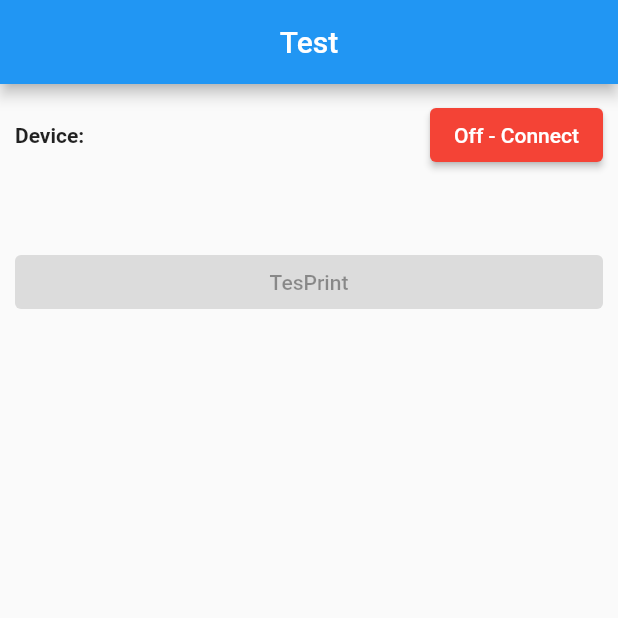
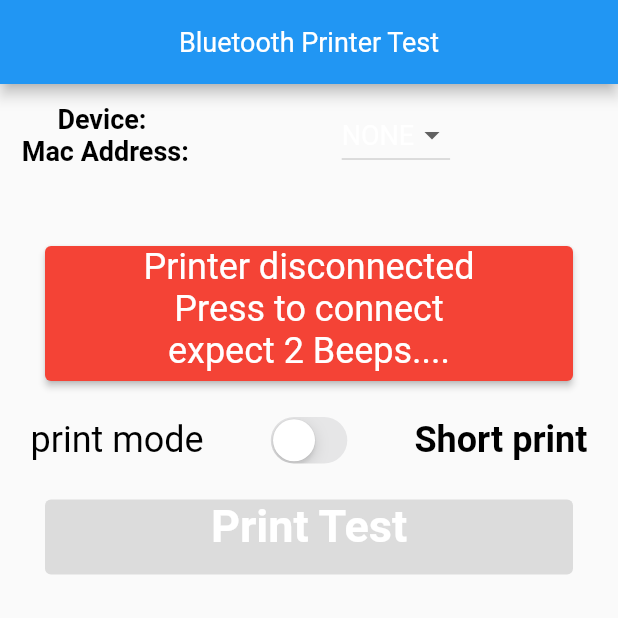
Before and after one commit to YahalomsGuy/andre_bt_more, a Flutter app: the screen it shows after launch, on a phone screen of 412 x 824 dp, the top half of it. Run offline on Flutter 3.47's test engine with Material 2 defaults, Android fonts, the phone set to English and light mode, and no system bars; missing offline and left inert: blue_thermal_printer; statements that could not run were skipped.

Commit message:
ui redesign, Long and short formats

```diff
--- a/lib/main.dart
+++ b/lib/main.dart
@@ -1,6 +1,8 @@
 import 'package:blue_thermal_printer/blue_thermal_printer.dart';
+import 'package:flutter/cupertino.dart';
 import 'package:flutter/foundation.dart';
 import 'package:flutter/material.dart';
+import 'package:flutter/services.dart';
 
 void main() {
   runApp(const MyApp());
@@ -11,7 +13,6 @@ class MyApp extends StatelessWidget {
   @override
   Widget build(BuildContext context) {
     return MaterialApp(
-      title: 'Flutter Demo',
       theme: ThemeData(
         primarySwatch: Colors.blue,
       ),
@@ -29,30 +30,135 @@ class MyHomePage extends StatefulWidget {
 
 class _MyHomePageState extends State<MyHomePage> {
   BlueThermalPrinter bluetooth = BlueThermalPrinter.instance;
-  late BluetoothDevice _device;
-  final String printerName = "XP-365B";
-  final String macAddress = "DC:0D:30:18:42:6B";
+  List<BluetoothDevice> _devices = [];
+  BluetoothDevice? _device;
+  bool switchOn = false;
+
   bool _connected = false;
 
   late String pathImage;
 
   @override
   void initState() {
-    _device = BluetoothDevice(printerName, macAddress);
-    _connected = _device.connected;
+    initPlatformState();
+    _connected = stillConnected();
+    setState(() {});
+    super.initState();
+  }
+
+  bool stillConnected() {
+    bool? isOn = false;
+    bluetooth.isConnected.then((value) {
+      isOn = value;
+      return isOn;
+    });
+    return false;
+  }
+
+  Future<void> initPlatformState() async {
+    bool? isConnected = await bluetooth.isConnected;
+    List<BluetoothDevice> devices = [];
+    try {
+      devices = await bluetooth.getBondedDevices();
+    } on PlatformException {
       if (kDebugMode) {
-      print(_connected);
+        print("PlatformException!");
       }
-    Map<dynamic, dynamic> deviceMap = _device.toMap();
-    print(deviceMap);
-    super.initState();
+    }
+
+    bluetooth.onStateChanged().listen((state) {
+      switch (state) {
+        case BlueThermalPrinter.CONNECTED:
+          setState(() {
+            _connected = true;
+            if (kDebugMode) {
+              print("bluetooth device state: connected");
+            }
+          });
+          break;
+        case BlueThermalPrinter.DISCONNECTED:
+          setState(() {
+            _connected = false;
+            if (kDebugMode) {
+              print("bluetooth device state: disconnected");
+            }
+          });
+          break;
+        case BlueThermalPrinter.DISCONNECT_REQUESTED:
+          setState(() {
+            _connected = false;
+            if (kDebugMode) {
+              print("bluetooth device state: disconnect requested");
+            }
+          });
+          break;
+        case BlueThermalPrinter.STATE_TURNING_OFF:
+          setState(() {
+            _connected = false;
+            if (kDebugMode) {
+              print("bluetooth device state: bluetooth turning off");
+            }
+          });
+          break;
+        case BlueThermalPrinter.STATE_OFF:
+          setState(() {
+            _connected = false;
+            if (kDebugMode) {
+              print("bluetooth device state: bluetooth off");
+            }
+          });
+          break;
+        case BlueThermalPrinter.STATE_ON:
+          setState(() {
+            _connected = false;
+            if (kDebugMode) {
+              print("bluetooth device state: bluetooth on");
+            }
+          });
+          break;
+        case BlueThermalPrinter.STATE_TURNING_ON:
+          setState(() {
+            _connected = false;
+            if (kDebugMode) {
+              print("bluetooth device state: bluetooth turning on");
+            }
+          });
+          break;
+        case BlueThermalPrinter.ERROR:
+          setState(() {
+            _connected = false;
+            if (kDebugMode) {
+              print("bluetooth device state: error");
+            }
+          });
+          break;
+        default:
+          if (kDebugMode) {
+            print(state);
+          }
+          break;
+      }
+    });
+
+    if (!mounted) return;
+    setState(() {
+      _devices = devices;
+    });
+
+    if (isConnected!) {
+      setState(() {
+        _connected = true;
+      });
+    }
   }
 
   @override
   Widget build(BuildContext context) {
     return Scaffold(
       appBar: AppBar(
-        title: const Center(child: Text("Test")),
+        title: Center(
+          child: smartText("Bluetooth Printer Test"),
+        ),
       ),
       body: ListView(
         children: <Widget>[
@@ -60,30 +166,62 @@ class _MyHomePageState extends State<MyHomePage> {
             padding: const EdgeInsets.fromLTRB(10.0, 10.0, 10.0, 0.0),
             child: Row(
               mainAxisAlignment: MainAxisAlignment.spaceBetween,
-              children: <Widget>[
-                const Text(
-                  'Device:',
-                  style: TextStyle(
-                    fontWeight: FontWeight.bold,
+              children: [
+                smartText('Device: \n Mac Address:',
+                    color: Colors.black, bold: true),
+                DropdownButton(
+                  items: _getDeviceItems(),
+                  onChanged: (BluetoothDevice? value) =>
+                      setState(() => _device = value),
+                  value: _device,
+                ),
+                //Text(_device.name!),
+                const SizedBox()
+              ],
             ),
           ),
-                Text(_device.name!),
-                ElevatedButton(
+          const SizedBox(height: 50),
+          Padding(
+            padding: const EdgeInsets.symmetric(horizontal: 30.0),
+            child: ElevatedButton(
               onPressed: _connected ? _disconnect : _connect,
               style: ButtonStyle(
                   backgroundColor: MaterialStateProperty.all(
                       _connected ? Colors.green : Colors.red)),
-                  child: Text(_connected ? 'On - Disconnect' : 'Off - Connect',
-                      style: const TextStyle(color: Colors.white)),
+              child: SizedBox(
+                height: 90,
+                child: smartText(
+                    _connected
+                        ? 'Printer Connected \nPress to disconnect \nexpect 1 beep....'
+                        : 'Printer disconnected \nPress to connect \nexpect 2 Beeps....',
+                    size: 24),
               ),
+            ),
+          ),
+          const SizedBox(height: 20),
+          Row(
+            mainAxisAlignment: MainAxisAlignment.spaceAround,
+            children: [
+              smartText("print mode", color: Colors.black, size: 24),
+              CupertinoSwitch(
+                value: switchOn,
+                onChanged: (val) {
+                  setState(() => switchOn = val);
+                },
+              ),
+              smartText(switchOn ? "Long print" : "Short print",
+                  color: Colors.black, size: 24, bold: true)
             ],
           ),
-          ),
+          const SizedBox(height: 20),
           Padding(
-            padding: const EdgeInsets.only(left: 10.0, right: 10.0, top: 50),
+            padding: const EdgeInsets.symmetric(horizontal: 30),
             child: ElevatedButton(
               onPressed: _connected ? _testPrint : null,
-              child: const Text('TesPrint'),
+              child: SizedBox(
+                height: 50,
+                child: smartText('Print Test', size: 30, bold: true),
+              ),
             ),
           ),
         ],
@@ -95,10 +233,12 @@ class _MyHomePageState extends State<MyHomePage> {
     bluetooth.isConnected.then((isConnected) {
       if (!isConnected!) {
         bluetooth
-            .connect(_device)
+            .connect(_device!)
             .then((value) => setState(() => _connected = true));
+        show("Connected!");
       } else {
         setState(() => _connected = true);
+        show("Was connected, UI updated");
       }
     });
   }
@@ -107,6 +247,7 @@ class _MyHomePageState extends State<MyHomePage> {
     bluetooth.disconnect().then(
           (value) => setState(() => _connected = false),
         );
+    show("Disconnected, UI updated");
   }
 
   void _testPrint() async {
@@ -120,10 +261,10 @@ class _MyHomePageState extends State<MyHomePage> {
     // 1- ESC_ALIGN_CENTER
     // 2- ESC_ALIGN_RIGHT
 
-    if (kDebugMode) {
-      print("Is it Connected? $_connected");
-    }
     if (_connected) {
+      try {
+        bluetooth.write("1 \r\n");
+        bluetooth.write("\n");
         bluetooth.printNewLine();
         bluetooth.printCustom("HEADER", 3, 1);
         bluetooth.printNewLine();
@@ -132,6 +273,7 @@ class _MyHomePageState extends State<MyHomePage> {
         //bluetooth.printImageBytes(bytes.buffer.asUint8List(bytes.offsetInBytes, bytes.lengthInBytes));
         bluetooth.printLeftRight("LEFT", "RIGHT", 0);
         bluetooth.printLeftRight("LEFT", "RIGHT", 1);
+        if (switchOn) {
           bluetooth.printLeftRight("LEFT", "RIGHT", 1, format: "%-15s %15s %n");
           bluetooth.printNewLine();
           bluetooth.printLeftRight("LEFT", "RIGHT", 2);
@@ -155,14 +297,20 @@ class _MyHomePageState extends State<MyHomePage> {
           bluetooth.printNewLine();
           bluetooth.printCustom("Thank You", 2, 1);
           bluetooth.printNewLine();
-      bluetooth.printQRcode("Insert Your Own Text to Generate", 200, 200, 1);
+          bluetooth.printQRcode(
+              "Insert Your Own Text to Generate", 200, 200, 1);
           bluetooth.printNewLine();
           bluetooth.printNewLine();
           bluetooth.paperCut();
+        }
+        show(switchOn
+            ? "Printed Long Format\n Finished successfully!"
+            : "Printed Short Format\n Finished successfully!");
+      } catch (e) {
+        show("Error: ${e.toString()}");
+      }
     } else {
-      if (kDebugMode) {
-        print("Printer Not Connected!!!");
-      }
+      show("Printer Disconnected");
     }
   }
 
@@ -170,16 +318,50 @@ class _MyHomePageState extends State<MyHomePage> {
     String message, {
     Duration duration = const Duration(seconds: 3),
   }) {
+    if (kDebugMode) {
+      print(message);
+    }
     ScaffoldMessenger.of(context).showSnackBar(
       SnackBar(
-        content: Text(
+        backgroundColor: Colors.blue,
+        content: smartText(
           message,
-          style: const TextStyle(
-            color: Colors.white,
-          ),
+          size: 20,
         ),
         duration: duration,
       ),
     );
   }
+
+  List<DropdownMenuItem<BluetoothDevice>> _getDeviceItems() {
+    List<DropdownMenuItem<BluetoothDevice>> items = [];
+    if (_devices.isEmpty) {
+      items.add(DropdownMenuItem(
+        child: smartText('NONE'),
+      ));
+    } else {
+      for (var device in _devices) {
+        items.add(DropdownMenuItem(
+          value: device,
+          child: smartText("${device.name!} \n ${device.address}",
+              color: Colors.black),
+        ));
       }
+    }
+    return items;
+  }
+
+  Widget smartText(String text,
+      {double size = 18,
+      Color color = Colors.white,
+      bool bold = false,
+      TextAlign align = TextAlign.center}) {
+    return Text(text,
+        textAlign: align,
+        style: TextStyle(
+          fontSize: size,
+          color: color,
+          fontWeight: bold ? FontWeight.bold : FontWeight.normal,
+        ));
+  }
+}
```
Also changed, not shown: 1 other file. Lines whose indentation alone changed are shown as unchanged.
